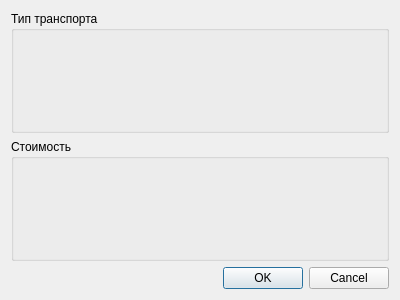
Old version of the form View/routedialog.ui in the repository LepilkinaElena/EasyRouting.
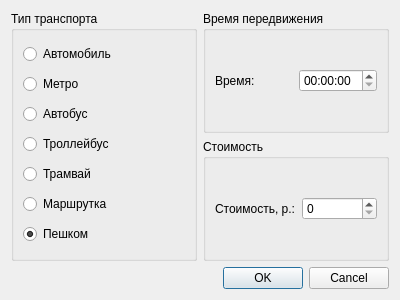
New version of the form.

```diff
--- a/View/routedialog.ui
+++ b/View/routedialog.ui
@@ -15,18 +15,117 @@
   </property>
   <layout class="QVBoxLayout" name="verticalLayout">
    <item>
-    <widget class="QGroupBox" name="groupBox">
-     <property name="title">
-      <string>Тип транспорта</string>
+    <layout class="QHBoxLayout" name="horizontalLayout_2">
+     <property name="topMargin">
+      <number>0</number>
      </property>
-    </widget>
-   </item>
-   <item>
-    <widget class="QGroupBox" name="groupBox_2">
-     <property name="title">
-      <string>Стоимость</string>
-     </property>
-    </widget>
+     <item>
+      <widget class="QGroupBox" name="groupBox">
+       <property name="title">
+        <string>Тип транспорта</string>
+       </property>
+       <layout class="QVBoxLayout" name="verticalLayout_2">
+        <item>
+         <widget class="QRadioButton" name="carRadioButton">
+          <property name="text">
+           <string>Автомобиль</string>
+          </property>
+         </widget>
+        </item>
+        <item>
+         <widget class="QRadioButton" name="undergroundRadioButton">
+          <property name="text">
+           <string>Метро</string>
+          </property>
+         </widget>
+        </item>
+        <item>
+         <widget class="QRadioButton" name="busRadioButton">
+          <property name="text">
+           <string>Автобус</string>
+          </property>
+         </widget>
+        </item>
+        <item>
+         <widget class="QRadioButton" name="trolleybusRadioButton">
+          <property name="text">
+           <string>Троллейбус</string>
+          </property>
+         </widget>
+        </item>
+        <item>
+         <widget class="QRadioButton" name="tramRadioButton">
+          <property name="text">
+           <string>Трамвай</string>
+          </property>
+         </widget>
+        </item>
+        <item>
+         <widget class="QRadioButton" name="taxiRadioButton">
+          <property name="text">
+           <string>Маршрутка</string>
+          </property>
+         </widget>
+        </item>
+        <item>
+         <widget class="QRadioButton" name="footRadioButton">
+          <property name="text">
+           <string>Пешком</string>
+          </property>
+          <property name="checked">
+           <bool>true</bool>
+          </property>
+         </widget>
+        </item>
+       </layout>
+      </widget>
+     </item>
+     <item>
+      <layout class="QVBoxLayout" name="verticalLayout_3">
+       <property name="bottomMargin">
+        <number>0</number>
+       </property>
+       <item>
+        <widget class="QGroupBox" name="groupBox_3">
+         <property name="title">
+          <string>Время передвижения</string>
+         </property>
+         <layout class="QHBoxLayout" name="horizontalLayout_3">
+          <item>
+           <widget class="QLabel" name="label_2">
+            <property name="text">
+             <string>Время:</string>
+            </property>
+           </widget>
+          </item>
+          <item>
+           <widget class="QTimeEdit" name="timeEdit"/>
+          </item>
+         </layout>
+        </widget>
+       </item>
+       <item>
+        <widget class="QGroupBox" name="groupBox_2">
+         <property name="title">
+          <string>Стоимость</string>
+         </property>
+         <layout class="QHBoxLayout" name="horizontalLayout">
+          <item>
+           <widget class="QLabel" name="label">
+            <property name="text">
+             <string>Стоимость, р.:</string>
+            </property>
+           </widget>
+          </item>
+          <item>
+           <widget class="QSpinBox" name="costSpinBox"/>
+          </item>
+         </layout>
+        </widget>
+       </item>
+      </layout>
+     </item>
+    </layout>
    </item>
    <item>
     <widget class="QDialogButtonBox" name="buttonBox">
```
Left out of the diff: 8 changed lines with no effect on the pictures.
